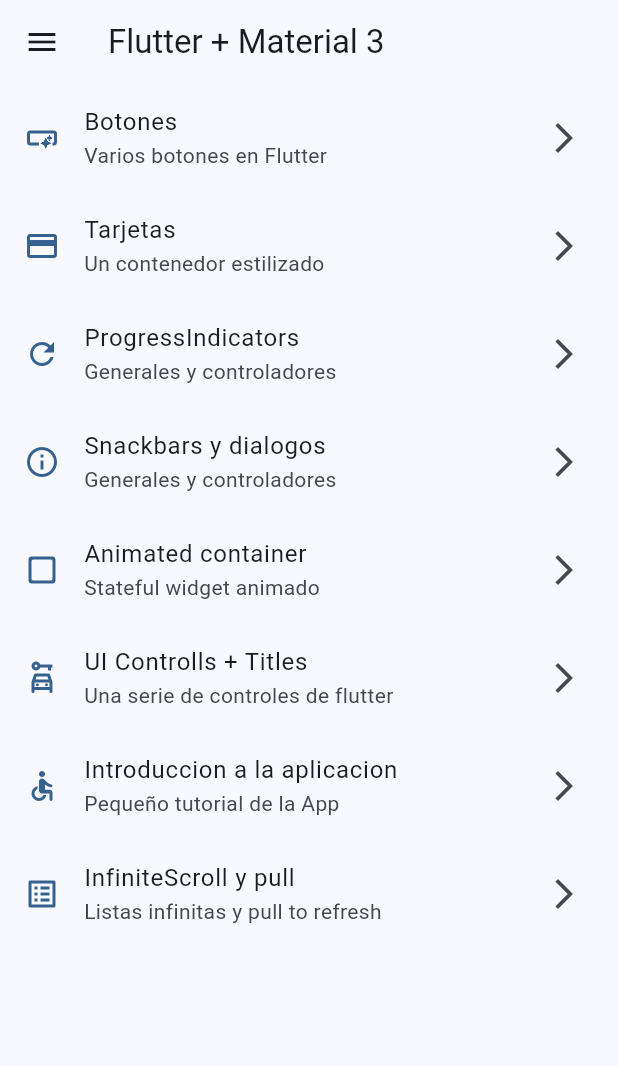
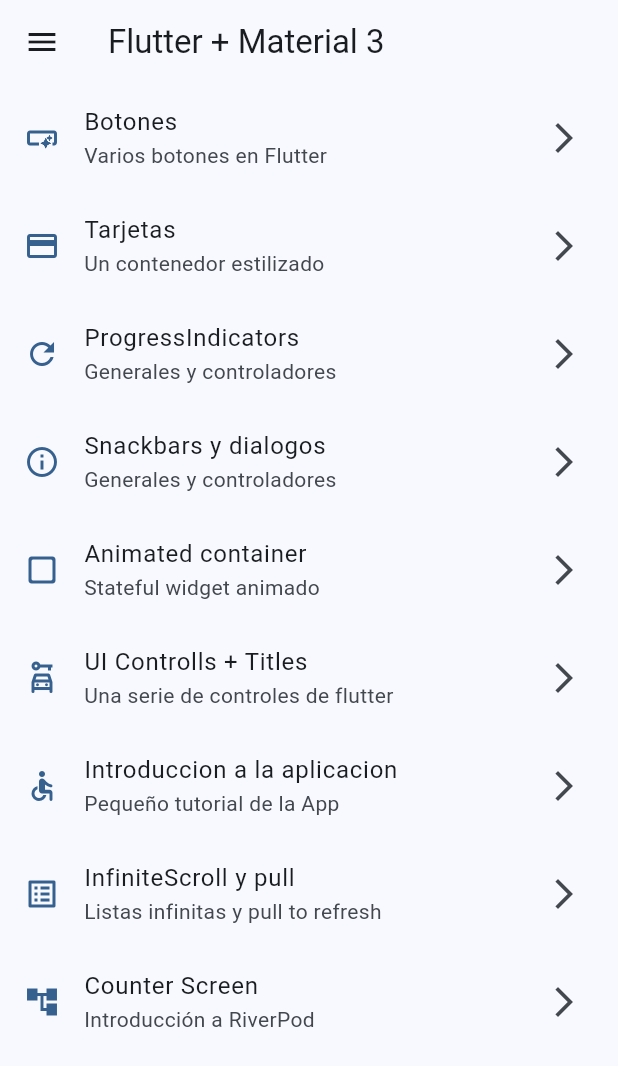
Before and after one commit to bycris13/widgets_app, a Flutter app: the screen it shows after launch, on a phone screen of 412 x 824 dp. Shown: the top 1066 px of the screen. Run offline on Flutter 3.47's test engine with Material 3 defaults, Android fonts, the phone set to English and light mode, and no system bars; our stand-ins replace animate_do, go_router.

Commit message:
Pantalla sección Riverpod

```diff
--- a/lib/config/menu/menu_items.dart
+++ b/lib/config/menu/menu_items.dart
@@ -63,4 +63,10 @@ const appMenuItems = <MenuItems>[
     link: '/infinite',
     icon: Icons.list_alt_outlined,
   ),
+  MenuItems(
+    titel: 'Counter Screen',
+    subTitel: 'Introducción a RiverPod',
+    link: '/counter-river',
+    icon: Icons.account_tree,
+  ),
 ];
--- a/lib/config/router/app_router.dart
+++ b/lib/config/router/app_router.dart
@@ -49,5 +49,10 @@ final appRouter = GoRouter(
       name: InifiniteScrollScreen.name,
       builder: (context, state) => InifiniteScrollScreen(),
     ),
+    GoRoute(
+      path: '/counter-river',
+      name: CounterScreen.name,
+      builder: (context, state) => CounterScreen(),
+    ),
   ],
 );
--- a/lib/presentation/screens/screens.dart
+++ b/lib/presentation/screens/screens.dart
@@ -2,6 +2,7 @@ export 'package:widgets_app/presentation/screens/animated/animated_screen.dart';
 export 'package:widgets_app/presentation/screens/app_tutorial/app_tutorial_screen.dart';
 export 'package:widgets_app/presentation/screens/buttons/buttons_screen.dart';
 export 'package:widgets_app/presentation/screens/cards/cards_screen.dart';
+export 'package:widgets_app/presentation/screens/counter/counter_screen.dart';
 export 'package:widgets_app/presentation/screens/home/home_screen.dart';
 export 'package:widgets_app/presentation/screens/infinite_scroll/inifinite_scroll_screen.dart';
 export 'package:widgets_app/presentation/screens/progress/progress_screen.dart';
```
Also changed, not shown: lib/presentation/screens/counter/counter_screen.dart (added, +20 -0 lines).
